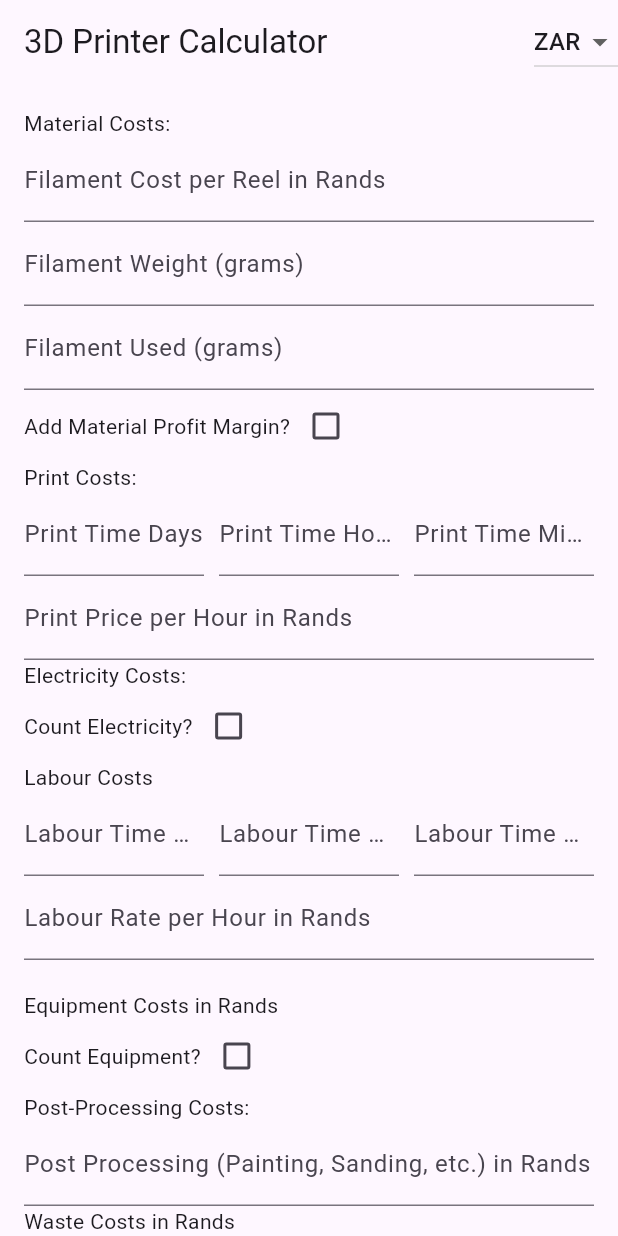
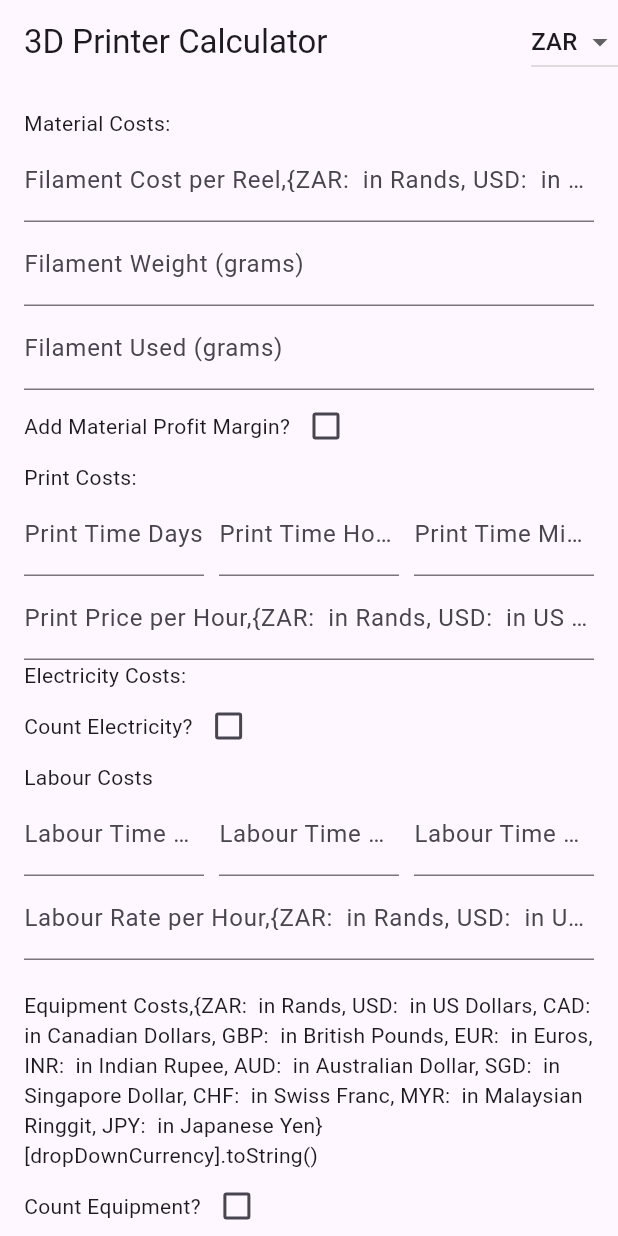
Before and after one commit to badtzmaruu/3d-Printer-Calculator, a Flutter app: the screen it shows after launch, on a phone screen of 412 x 824 dp. Run offline on Flutter 3.47's test engine with Material 3 defaults, Android fonts, the phone set to English and light mode, and no system bars.

Commit message:
DropDown list fully completed
All drop down values added, working fine

```diff
--- a/3d Printer Calculator/lib/main.dart
+++ b/3d Printer Calculator/lib/main.dart
@@ -79,11 +79,17 @@
 
  String dropDownCurrency = 'ZAR'; // Default
   Map<String, double> exchangeRates = {
-    'ZAR': 1.0, // Default
-    'USD': 19.08, // US Dollar
-    'CAD': 13.90, // Canadian Dollar
-    'GBP': 23.79, // British Pound
-    'EUR': 20.39, // Euro
+    'ZAR': 1.0,       // Default
+    'USD': 19.08,     // US Dollar
+    'CAD': 13.90,     // Canadian Dollar
+    'GBP': 23.79,     // British Pound
+    'EUR': 20.39,     // Euro
+    'INR': 4.47,      //Indian rubble
+    'AUD': 0.082,     // Australian Dollar
+    'SGD': 0.073,     // Singaporean Dollar
+    'CHF': 0.049,     // Swiss Francs
+    'MYR': 0.253809,  // Malaysian ringgits
+    'JPY': 8.31,      //Japanese Yen
   };
 
   Map<String, String> currencyLabels = {
@@ -92,6 +98,13 @@
   'CAD': ' in Canadian Dollars',
   'GBP': ' in British Pounds',
   'EUR': ' in Euros',
+  'INR': ' in Indian Rupee',
+  'AUD': ' in Australian Dollar',
+  'SGD': ' in Singapore Dollar',
+  'CHF': ' in Swiss Franc',
+  'MYR': ' in Malaysian Ringgit',
+  'JPY': ' in Japanese Yen',
+
 };
 
 
@@ -203,7 +216,7 @@
                 ],
 
                 decoration: /*const*/ InputDecoration(
-                  labelText: 'Filament Cost per Reel'+  currencyLabels[dropDownCurrency].toString(),
+                  labelText: 'Filament Cost per Reel,$currencyLabels[dropDownCurrency].toString()',
                 ),
               ),
               TextFormField(
@@ -306,7 +319,7 @@
                   LengthLimitingTextInputFormatter(8)
                 ],
                 decoration:  InputDecoration(
-                  labelText: 'Print Price per Hour' +  currencyLabels[dropDownCurrency].toString(),
+                  labelText: 'Print Price per Hour,$currencyLabels[dropDownCurrency].toString()',
                 ),
               ),
 
@@ -347,7 +360,7 @@
                         LengthLimitingTextInputFormatter(8)
                       ],
                       decoration: InputDecoration(
-                        labelText: 'Cost per kWh' +  currencyLabels[dropDownCurrency].toString(),
+                        labelText: 'Cost per kWh,$currencyLabels[dropDownCurrency].toString()',
                       ),
                     ),
                     Row(
@@ -432,7 +445,7 @@
                   LengthLimitingTextInputFormatter(8)
                 ],
                 decoration:  InputDecoration(
-                  labelText: 'Labour Rate per Hour'+  currencyLabels[dropDownCurrency].toString(),
+                  labelText: 'Labour Rate per Hour,$currencyLabels[dropDownCurrency].toString()',
                 ),
               ),
 
@@ -440,7 +453,7 @@
               Column(
                 crossAxisAlignment: CrossAxisAlignment.start,
                 children: [
-                  Text('Equipment Costs'+  currencyLabels[dropDownCurrency].toString()),
+                  Text('Equipment Costs,$currencyLabels[dropDownCurrency].toString()'),
                   Row(
                     children: [
                       const Text('Count Equipment?'),
@@ -463,7 +476,7 @@
                         LengthLimitingTextInputFormatter(8)
                       ],
                       decoration:  InputDecoration(
-                        labelText: 'Printer Purchase Price'+  currencyLabels[dropDownCurrency].toString(),
+                        labelText: 'Printer Purchase Price,$currencyLabels[dropDownCurrency].toString()',
                       ),
                     ),
                     TextFormField(
@@ -474,7 +487,7 @@
                         LengthLimitingTextInputFormatter(8)
                       ],
                       decoration:  InputDecoration(
-                        labelText: 'Printer Upgrades Price'+  currencyLabels[dropDownCurrency].toString(),
+                        labelText: 'Printer Upgrades Price,$currencyLabels[dropDownCurrency].toString()',
                       ),
                     ),
                     TextFormField(
@@ -485,7 +498,7 @@
                         LengthLimitingTextInputFormatter(8)
                       ],
                       decoration:  InputDecoration(
-                        labelText: 'Annual Repair Costs' +  currencyLabels[dropDownCurrency].toString(),
+                        labelText: 'Annual Repair Costs,$currencyLabels[dropDownCurrency].toString()',
                       ),
                     ),
                     Row(
@@ -544,10 +557,10 @@
                   LengthLimitingTextInputFormatter(8)
                 ],
                 decoration:  InputDecoration(
-                  labelText: 'Post Processing (Painting, Sanding, etc.)'+  currencyLabels[dropDownCurrency].toString(),
+                  labelText: 'Post Processing (Painting, Sanding, etc.),$currencyLabels[dropDownCurrency].toString()',
                 ),
               ),
-               Text('Waste Costs'+  currencyLabels[dropDownCurrency].toString()),
+               Text('Waste Costs,$currencyLabels[dropDownCurrency].toString()'),
               TextFormField(
                 controller: wasteWeightController,
                 keyboardType: const TextInputType.numberWithOptions(decimal: true),
@@ -559,7 +572,7 @@
                   labelText: 'Weight of Waste Material (grams)',
                 ),
               ),
-              Text('Failed Print Costs'+  currencyLabels[dropDownCurrency].toString()),
+              Text('Failed Print Costs,$currencyLabels[dropDownCurrency].toString()'),
               TextFormField(
                 controller: failedPrintPercentageController,
                 keyboardType: const TextInputType.numberWithOptions(decimal: true),
```
